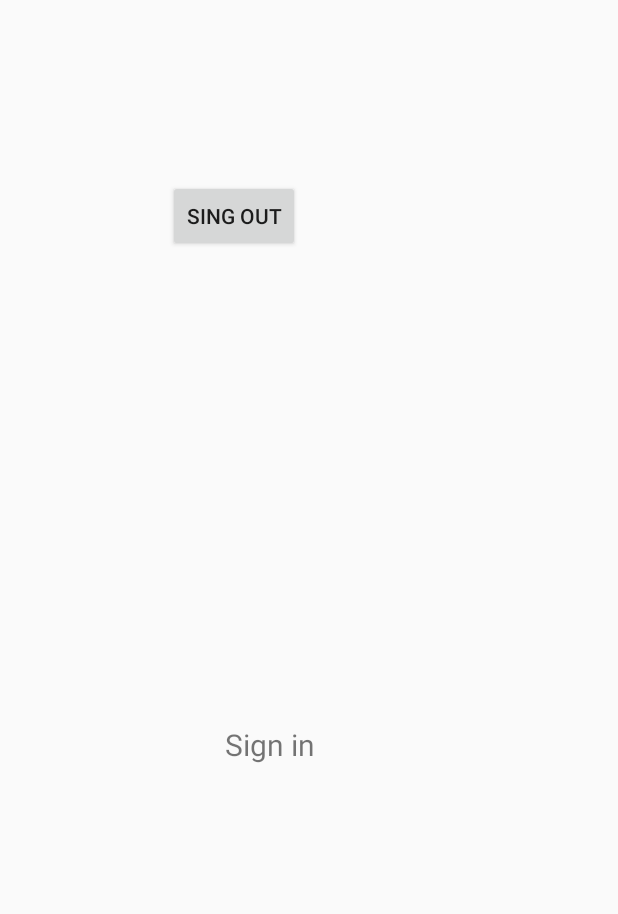
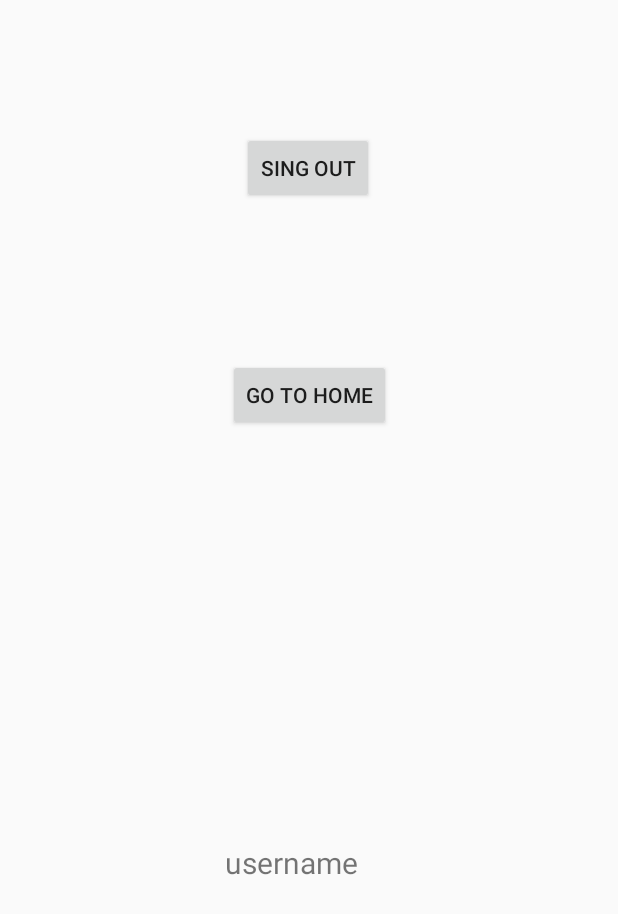
Before and after one commit to issamasri91/Money.Manager, an Android app: the layout activity_main.xml on its own in the app's theme, with its tools: preview values and no code run, on a phone screen of 412 x 824 dp. Shown: the top 914 px of the screen. Run offline under Robolectric (Android 15) with nearby library versions, the phone set to English and light mode, and no system bars.

Commit message:
add intent btnnext

```diff
--- a/app/src/main/java/com/issamelasri/moneymanager/MainActivity.java
+++ b/app/src/main/java/com/issamelasri/moneymanager/MainActivity.java
@@ -2,6 +2,7 @@ package com.issamelasri.moneymanager;
 
 import androidx.appcompat.app.AppCompatActivity;
 
+import android.content.Intent;
 import android.os.Bundle;
 import android.view.View;
 import android.widget.Button;
@@ -43,4 +44,8 @@ public class MainActivity extends AppCompatActivity {
         }
 
     }
+    public void btnNext(View v){
+        Intent intent = new Intent(MainActivity.this, Main2Activity.class);
+        startActivity(intent);
+    }
 }
--- a/app/src/main/res/layout/activity_main.xml
+++ b/app/src/main/res/layout/activity_main.xml
@@ -10,25 +10,51 @@
         android:id="@+id/logout"
         android:layout_width="wrap_content"
         android:layout_height="wrap_content"
-        android:layout_marginTop="120dp"
+        android:layout_marginTop="88dp"
         android:text="@string/btn_singout"
         app:layout_constraintEnd_toEndOf="parent"
-        app:layout_constraintHorizontal_bias="0.346"
+        app:layout_constraintHorizontal_bias="0.498"
         app:layout_constraintStart_toStartOf="parent"
         app:layout_constraintTop_toTopOf="parent" />
+
+    <androidx.constraintlayout.widget.Guideline
+        android:id="@+id/guideline"
+        android:layout_width="wrap_content"
+        android:layout_height="wrap_content"
+        android:orientation="horizontal"
+        app:layout_constraintGuide_begin="201dp" />
+
+    <androidx.constraintlayout.widget.Guideline
+        android:id="@+id/guideline2"
+        android:layout_width="wrap_content"
+        android:layout_height="wrap_content"
+        android:orientation="horizontal"
+        app:layout_constraintGuide_begin="326dp" />
 
     <TextView
         android:id="@+id/userName"
         android:layout_width="112dp"
         android:layout_height="wrap_content"
-        android:contentDescription="@string/invalid_username"
+        android:contentDescription="@string/username"
         android:scrollbarSize="16dp"
-        android:text="@string/action_sign_in_short"
+        android:text="@string/username"
         android:textSize="20sp"
         app:layout_constraintBottom_toBottomOf="parent"
         app:layout_constraintEnd_toEndOf="parent"
         app:layout_constraintHorizontal_bias="0.5"
         app:layout_constraintStart_toStartOf="parent"
-        app:layout_constraintTop_toBottomOf="@+id/logout" />
+        app:layout_constraintTop_toTopOf="@+id/guideline2" />
+
+    <Button
+        android:id="@+id/buttonToDraw"
+        android:layout_width="wrap_content"
+        android:layout_height="wrap_content"
+        android:onClick="btnNext"
+        android:text="@string/button_drawer"
+        app:layout_constraintBottom_toTopOf="@+id/guideline2"
+        app:layout_constraintEnd_toEndOf="parent"
+        app:layout_constraintHorizontal_bias="0.5"
+        app:layout_constraintStart_toStartOf="parent"
+        app:layout_constraintTop_toTopOf="@+id/guideline" />
 
 </androidx.constraintlayout.widget.ConstraintLayout>
--- a/app/src/main/res/values/strings.xml
+++ b/app/src/main/res/values/strings.xml
@@ -26,6 +26,8 @@
     <string name="menu_tools">Tools</string>
     <string name="menu_share">Share</string>
     <string name="menu_send">Send</string>
-
+    <string name="button_drawer">go to home</string>
+    <string name="username">username</string>
+    <string name="button_next">buttonNext</string>
 
 </resources>
```
